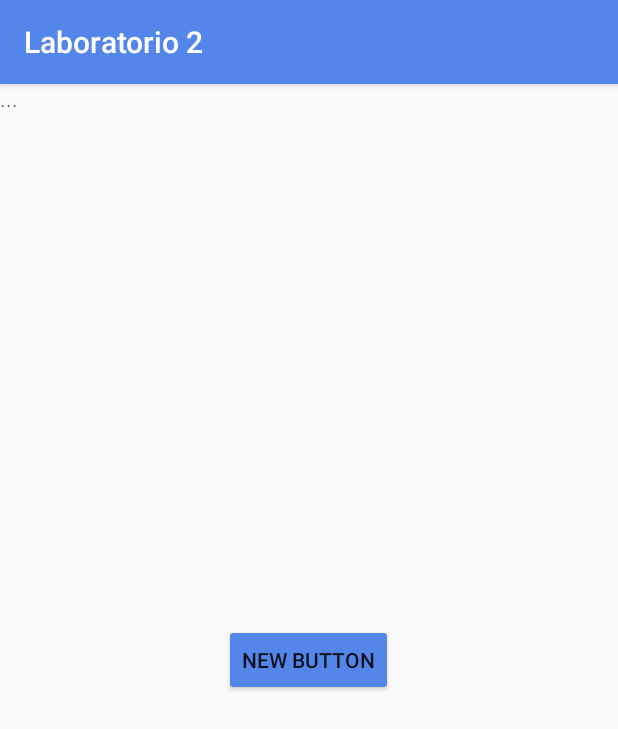
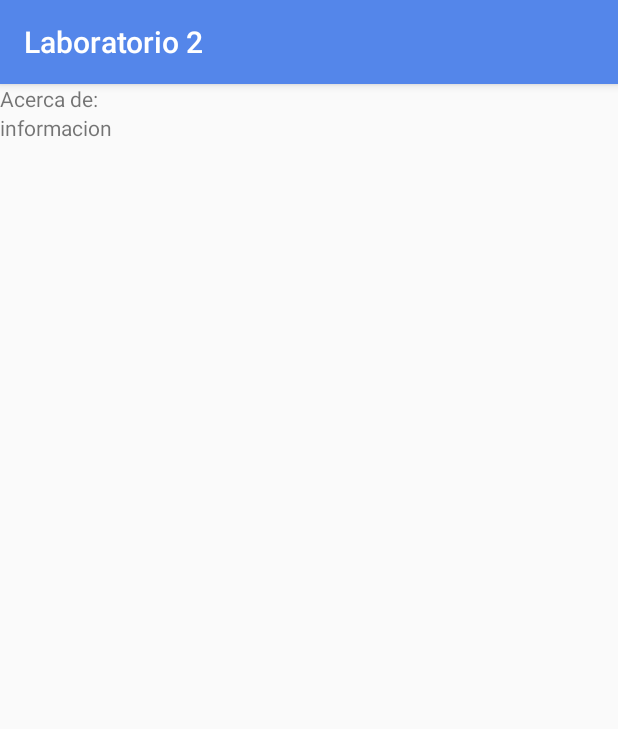
Before and after one commit to JuanMosquera/laboratorioactivity, an Android app: the fragment AcercaDe shown on its own in the app's theme, on a phone screen of 412 x 824 dp. Shown: the top 729 px of the screen. Run offline under Robolectric (Android 15) with nearby library versions, the phone set to English and light mode, and no system bars.

Commit message:
second commit

```diff
--- a/Lab2Activities/app/src/main/res/layout/fragment_acerca_de.xml
+++ b/Lab2Activities/app/src/main/res/layout/fragment_acerca_de.xml
@@ -1,20 +1,25 @@
-<FrameLayout xmlns:android="http://schemas.android.com/apk/res/android"
+<LinearLayout xmlns:android="http://schemas.android.com/apk/res/android"
     xmlns:tools="http://schemas.android.com/tools"
     android:layout_width="match_parent"
     android:layout_height="match_parent"
-    tools:context="gr3.compumovil.udea.edu.co.lab2activities.AcercaDe">
+    tools:context="gr3.compumovil.udea.edu.co.lab2activities.AcercaDe"
+    android:orientation="vertical"
+    android:weightSum="1">
 
     <!-- TODO: Update blank fragment layout -->
+
+    <TextView
+        android:layout_width="wrap_content"
+        android:layout_height="wrap_content"
+        android:textAppearance="?android:attr/textAppearanceSmall"
+        android:text="@string/encabezadoAcercaD"
+        android:id="@+id/inAcerda" />
+
     <TextView
         android:layout_width="match_parent"
-        android:layout_height="match_parent"
-        android:text="@string/hello_blank_fragment" />
-
-    <Button
-        android:layout_width="wrap_content"
         android:layout_height="wrap_content"
-        android:text="New Button"
-        android:id="@+id/button2"
-        android:layout_gravity="center" />
-
-</FrameLayout>
+        android:text="@string/informacionD"
+        android:id="@+id/acercaD"
+        android:layout_gravity="center_horizontal"
+        android:layout_weight="0.93" />
+</LinearLayout>
--- a/Lab2Activities/app/src/main/res/layout/fragment_perfil_usuario.xml
+++ b/Lab2Activities/app/src/main/res/layout/fragment_perfil_usuario.xml
@@ -1,4 +1,4 @@
-<FrameLayout xmlns:android="http://schemas.android.com/apk/res/android"
+<FrameLayoutLayout xmlns:android="http://schemas.android.com/apk/res/android"
     xmlns:tools="http://schemas.android.com/tools"
     android:layout_width="match_parent"
     android:layout_height="match_parent"
@@ -10,6 +10,7 @@
         android:layout_width="match_parent"
         android:layout_height="match_parent"
         android:background="@drawable/message-24-ok">
+
 
     <TextView
         android:layout_width="match_parent"
@@ -36,4 +37,4 @@
 
     </RelativeLayout>
 
-</FrameLayout>
+</FrameLayoutLayout>
--- a/Lab2Activities/app/src/main/res/values/strings.xml
+++ b/Lab2Activities/app/src/main/res/values/strings.xml
@@ -15,4 +15,11 @@
 
     <!-- TODO: Remove or change this placeholder text -->
     <string name="hello_blank_fragment">...</string>
+    <string name="nombreLugar1">Nombre</string>
+    <string name="informacioG">informacion general</string>
+    <string name="ubicacionL">Ubicación</string>
+    <string name="temperaturaL">Temperatura</string>
+    <string name="lugaresRecomendados">Lugares recomendados</string>
+    <string name="informacionD">informacion</string>
+    <string name="encabezadoAcercaD">Acerca de:</string>
 </resources>
--- a/Lab2Activities/build.gradle
+++ b/Lab2Activities/build.gradle
@@ -5,7 +5,7 @@ buildscript {
         jcenter()
     }
     dependencies {
-        classpath 'com.android.tools.build:gradle:2.1.2'
+        classpath 'com.android.tools.build:gradle:2.1.3'
 
         // NOTE: Do not place your application dependencies here; they belong
         // in the individual module build.gradle files
```
Also changed, not shown: Lab2Activities/app/src/main/java/gr3/compumovil/udea/edu/co/lab2activities/Lugar1.java (added, +29 -0 lines), Lab2Activities/app/src/main/java/gr3/compumovil/udea/edu/co/lab2activities/Lugar2.java (added, +29 -0 lines), Lab2Activities/app/src/main/res/layout/fragment_lugar1.xml (added, +74 -0 lines), Lab2Activities/app/src/main/res/layout/fragment_lugar2.xml (added, +44 -0 lines), Lab2Activities/gradle/wrapper/gradle-wrapper.properties.
